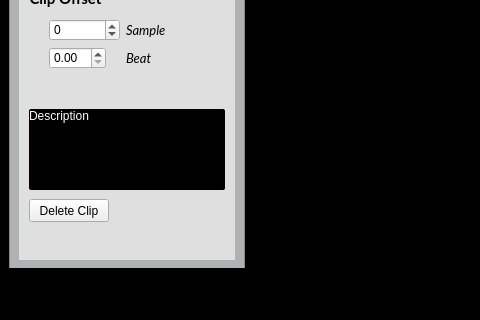
First picture: the form in gui_ui.ui, repository Vampouille/superboucle, before the edit; both pictures show x 0 to 480 and y 609 to 929 of the 1111 by 929 pixel window.
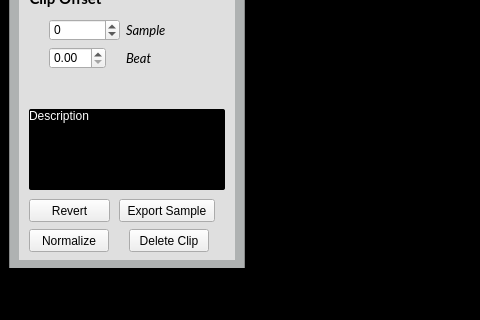
Second picture: the form after the edit. Icons and pictures are not drawn. Custom widgets are drawn as their Qt base class.

Commit message: force extension : .sbs, .wav, .sbm and add revert, normalize and export on clip

Patch:
```diff
--- a/gui_ui.ui
+++ b/gui_ui.ui
@@ -387,8 +387,8 @@
           <widget class="QPushButton" name="deleteButton">
            <property name="geometry">
             <rect>
-             <x>10</x>
-             <y>370</y>
+             <x>110</x>
+             <y>400</y>
              <width>80</width>
              <height>23</height>
             </rect>
@@ -397,6 +397,45 @@
             <string>Delete Clip</string>
            </property>
           </widget>
+          <widget class="QPushButton" name="exportButton">
+           <property name="geometry">
+            <rect>
+             <x>100</x>
+             <y>370</y>
+             <width>96</width>
+             <height>23</height>
+            </rect>
+           </property>
+           <property name="text">
+            <string>Export Sample</string>
+           </property>
+          </widget>
+          <widget class="QPushButton" name="normalizeButton">
+           <property name="geometry">
+            <rect>
+             <x>10</x>
+             <y>400</y>
+             <width>80</width>
+             <height>23</height>
+            </rect>
+           </property>
+           <property name="text">
+            <string>Normalize</string>
+           </property>
+          </widget>
+          <widget class="QPushButton" name="revertButton">
+           <property name="geometry">
+            <rect>
+             <x>10</x>
+             <y>370</y>
+             <width>81</width>
+             <height>23</height>
+            </rect>
+           </property>
+           <property name="text">
+            <string>Revert</string>
+           </property>
+          </widget>
          </widget>
          <widget class="QPushButton" name="playButton">
           <property name="geometry">
```
The commit also changes 3 other files.
